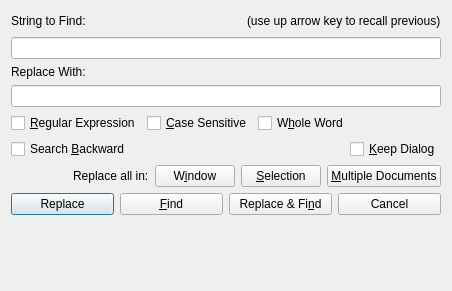
Old version of the form source/ui/DialogReplace.ui in the repository eteran/nedit-ng.
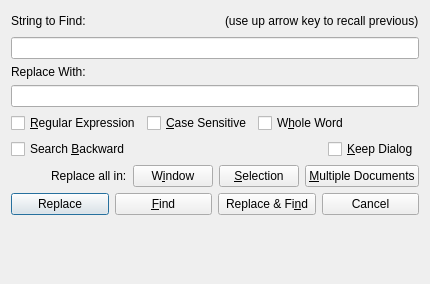
New version of the form. Icons and pictures are not drawn.

Patch:
```diff
--- a/source/ui/DialogReplace.ui
+++ b/source/ui/DialogReplace.ui
@@ -6,8 +6,8 @@
    <rect>
     <x>0</x>
     <y>0</y>
-    <width>452</width>
-    <height>291</height>
+    <width>430</width>
+    <height>284</height>
    </rect>
   </property>
   <property name="windowTitle">
@@ -46,7 +46,11 @@
     </layout>
    </item>
    <item>
-    <widget class="QLineEdit" name="textFind"/>
+    <widget class="QLineEdit" name="textFind">
+     <property name="clearButtonEnabled">
+      <bool>true</bool>
+     </property>
+    </widget>
    </item>
    <item>
     <widget class="QLabel" name="label_3">
@@ -56,7 +60,11 @@
     </widget>
    </item>
    <item>
-    <widget class="QLineEdit" name="textReplace"/>
+    <widget class="QLineEdit" name="textReplace">
+     <property name="clearButtonEnabled">
+      <bool>true</bool>
+     </property>
+    </widget>
    </item>
    <item>
     <layout class="QHBoxLayout" name="horizontalLayout_2">
```
Left out of the diff: 9 changed lines with no effect on the pictures.
